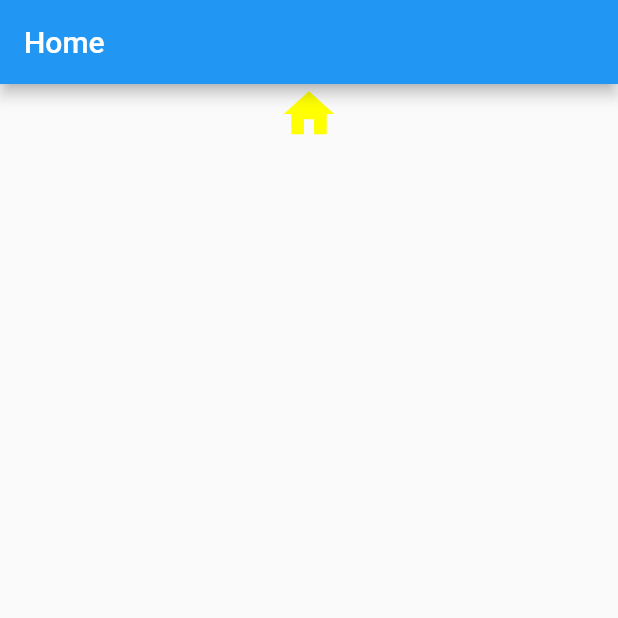
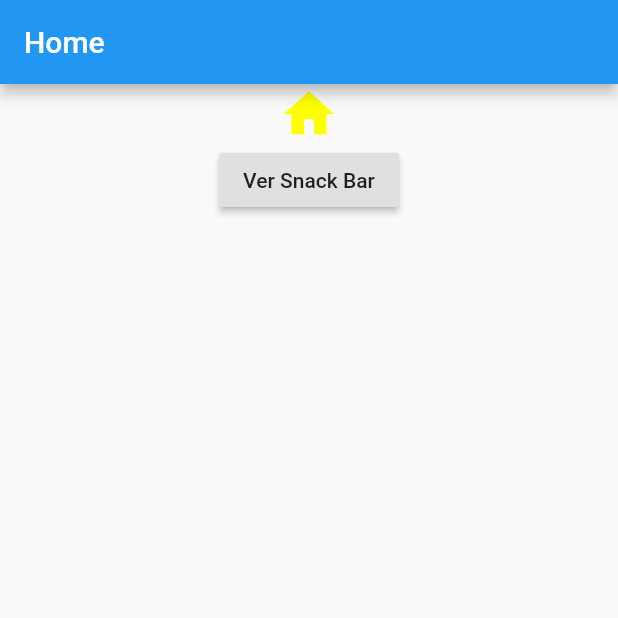
Before and after one commit to fanorflores/flutter_app_hw, a Flutter app: the BodyHome screen opened directly, on a phone screen of 412 x 824 dp, the top half of it. Run offline on Flutter 3.47's test engine with Material 2 defaults, Android fonts, the phone set to English and light mode, and no system bars.

Commit message:
navigation drawer listo ahora con SnakBar

```diff
--- a/lib/pagesNavigationDrawer/pages/home.dart
+++ b/lib/pagesNavigationDrawer/pages/home.dart
@@ -1,4 +1,5 @@
 import 'package:flutter/material.dart';
+import 'package:flutter_app_hw/StateFulWidget.dart';
 
 void main ()
 {
@@ -25,6 +26,7 @@ class BodyHome extends StatelessWidget
             child: new Column(
               children: <Widget>[
                 new Icon(Icons.home, size: 40.0, color: Colors.yellowAccent,),
+                MyButtonSnack(),
               ],
             ),
           )
@@ -35,3 +37,27 @@ class BodyHome extends StatelessWidget
   }
 
 }
+
+class MyButtonSnack extends StatelessWidget
+{
+  @override
+  Widget build(BuildContext context)
+  {
+    return new RaisedButton(
+          child: new Text("Ver Snack Bar"),
+          onPressed:(){
+            Scaffold.of(context).showSnackBar(
+              new SnackBar(
+                content: new Text("Seguro que quiere cambiar esto?"),
+                duration: new Duration(seconds: 5),
+                action: new SnackBarAction(label: "Clic para hacerlo", onPressed: (){
+
+                    Navigator.of(context).pushNamed("/pages/settings.dart");
+
+                }),
+              )
+            );
+          } );
+  }
+
+}
```
